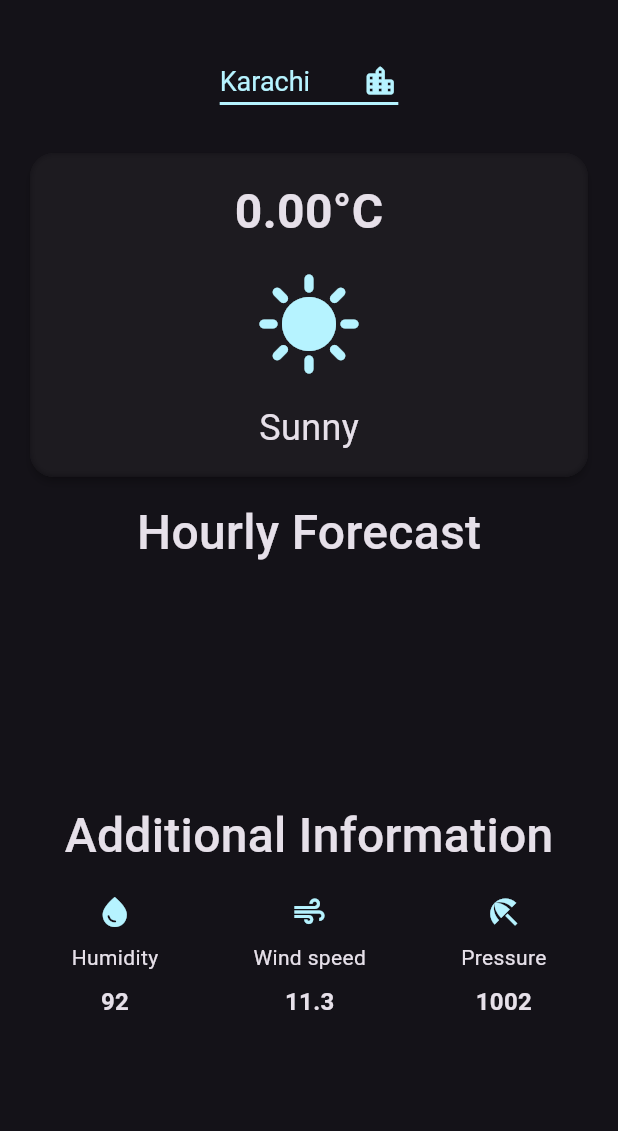
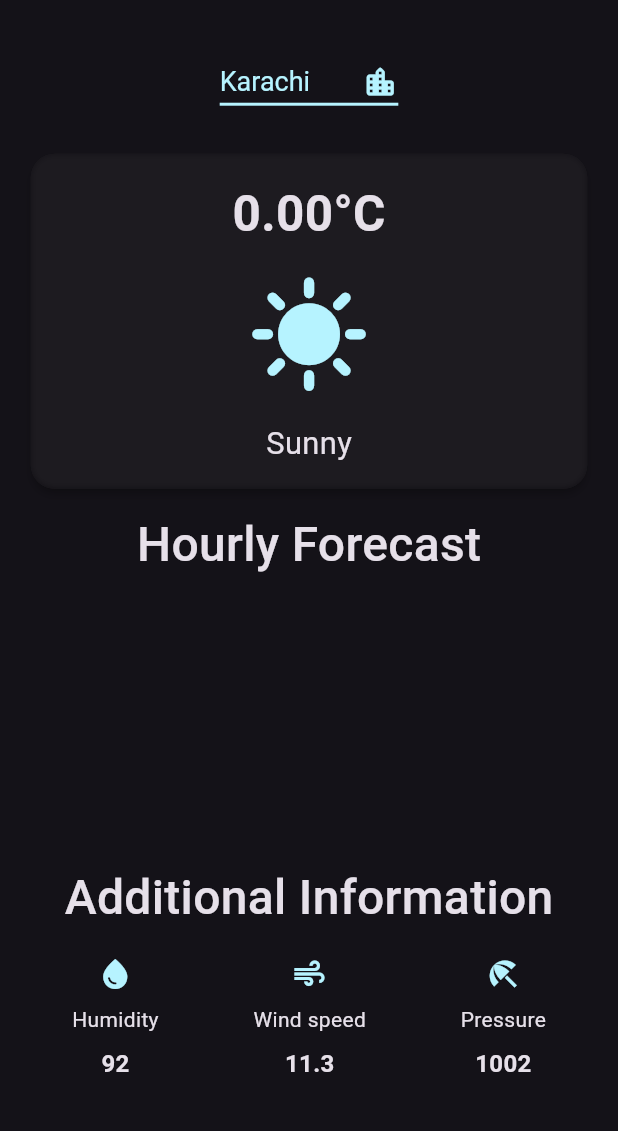
Before and after one commit to Zayahan-Hasan-Shah/weather-app-flutter, a Flutter app: the screen it shows after launch, on a phone screen of 412 x 824 dp, the part 63-1194 px from its top. Run offline on Flutter 3.47's test engine with Material 3 defaults, Android fonts, the phone set to English and light mode, and no system bars; network calls fail.

Commit message:
make it responsive

```diff
--- a/lib/weather_screen.dart
+++ b/lib/weather_screen.dart
@@ -89,14 +89,19 @@ class _WeatherScreenState extends State<WeatherScreen> {
           ),
         ],
       ),
-      body: Padding(
-        padding: const EdgeInsets.all(16.0),
+      body: LayoutBuilder(
+        builder: (context, constraints) {
+          final screenHeight = constraints.maxHeight;
+          final screenWidth = constraints.maxWidth;
+
+          return SingleChildScrollView(
+            child: Padding(
+              padding: EdgeInsets.all(screenWidth * 0.04), // Responsive padding
               child: Column(
                 crossAxisAlignment: CrossAxisAlignment.start,
                 children: [
                   Center(
-              child: // Dropdown for city selection
-                  CityDropdown(
+                    child: CityDropdown(
                       selectedCity: selectedCity,
                       cityList: cityList,
                       onCityChanged: (String? newCity) {
@@ -127,31 +132,37 @@ class _WeatherScreenState extends State<WeatherScreen> {
                               child: BackdropFilter(
                                 filter: ImageFilter.blur(sigmaX: 2, sigmaY: 2),
                                 child: Padding(
-                            padding: const EdgeInsets.all(16.0),
+                                  padding: EdgeInsets.all(
+                                      screenWidth * 0.04), // Dynamic padding
                                   child: Column(
                                     children: [
                                       Text(
                                         '${temp.toStringAsFixed(2)}°C',
-                                  style: const TextStyle(
-                                    fontSize: 32,
+                                        style: TextStyle(
+                                          fontSize: screenWidth *
+                                              0.08, // Dynamic font size
                                           fontWeight: FontWeight.bold,
                                         ),
                                       ),
                                       const SizedBox(height: 16),
                                       Icon(
-                                  currentSky == 'Clouds' || currentSky == 'Rain'
+                                        currentSky == 'Clouds' ||
+                                                currentSky == 'Rain'
                                             ? Icons.cloud
                                             : Icons.sunny,
-                                  size: 72,
-                                  color: const Color.fromRGBO(182, 243, 255, 1),
+                                        size: screenWidth *
+                                            0.2, // Dynamic icon size
+                                        color: const Color.fromRGBO(
+                                            182, 243, 255, 1),
                                       ),
                                       const SizedBox(height: 16),
                                       Text(
                                         currentSky,
-                                  style: const TextStyle(
-                                    fontSize: 24,
+                                        style: TextStyle(
+                                          fontSize: screenWidth *
+                                              0.05, // Dynamic font size
                                         ),
-                                )
+                                      ),
                                     ],
                                   ),
                                 ),
@@ -161,7 +172,6 @@ class _WeatherScreenState extends State<WeatherScreen> {
                         ),
                   const SizedBox(height: 10),
                   const Center(
-
                     child: Text(
                       'Hourly Forecast',
                       style: TextStyle(
@@ -172,11 +182,20 @@ class _WeatherScreenState extends State<WeatherScreen> {
                     ),
                   ),
                   const SizedBox(height: 16),
-            SizedBox(
-              height: 120,
+                  // Center the hourly forecast data for larger devices
+                  Center(
+                    child: Container(
+                      width: screenWidth > 600
+                          ? 700
+                          : screenWidth * 0.9, // Responsive width
+                      height: screenHeight > 600
+                          ? screenHeight * 0.2
+                          : screenHeight *
+                              0.15, // Responsive height for smaller devices
                       child: ListView.builder(
                         scrollDirection: Axis.horizontal,
-                itemCount: hourlyData.length > 5 ? 5 : hourlyData.length,
+                        itemCount:
+                            hourlyData.length > 5 ? 5 : hourlyData.length,
                         itemBuilder: (context, index) {
                           final hrForecast = hourlyData[index];
                           final hrSky = hrForecast['weather'] != null &&
@@ -184,15 +203,23 @@ class _WeatherScreenState extends State<WeatherScreen> {
                               ? hrForecast['weather'][0]['main']
                               : 'Unknown';
                           final hrTime = DateTime.parse(hrForecast['dt_txt']);
-                  final hrTemp = ((hrForecast['main']['temp'] - 273.15).toStringAsFixed(2) + ' °C');
-                  return HourlyForecastItem(
+                          final hrTemp = ((hrForecast['main']['temp'] - 273.15)
+                                  .toStringAsFixed(2) +
+                              ' °C');
+                          return Padding(
+                            padding: EdgeInsets.symmetric(
+                                horizontal:
+                                    screenWidth * 0.02), // Dynamic padding
+                            child: HourlyForecastItem(
                               icon: hrSky == 'Clouds' || hrSky == 'Rain'
                                   ? Icons.cloud
                                   : Icons.sunny,
                               time: DateFormat.Hm().format(hrTime),
                               temp: hrTemp,
+                            ),
                           );
                         },
+                      ),
                     ),
                   ),
                   const SizedBox(height: 20),
@@ -207,7 +234,8 @@ class _WeatherScreenState extends State<WeatherScreen> {
                     ),
                   ),
                   const SizedBox(height: 16),
-            Row(
+                  screenHeight > 600
+                      ? Row(
                           mainAxisAlignment: MainAxisAlignment.spaceAround,
                           children: [
                             AdditionalInfoItem(
@@ -226,10 +254,34 @@ class _WeatherScreenState extends State<WeatherScreen> {
                               value: currentPressure.toString(),
                             ),
                           ],
+                        )
+                      : Column(
+                          children: [
+                            AdditionalInfoItem(
+                              icon: Icons.water_drop,
+                              label: 'Humidity',
+                              value: currentHumidity.toString(),
+                            ),
+                            const SizedBox(height: 10),
+                            AdditionalInfoItem(
+                              icon: Icons.air_sharp,
+                              label: 'Wind speed',
+                              value: currentWindSpeed.toString(),
+                            ),
+                            const SizedBox(height: 10),
+                            AdditionalInfoItem(
+                              icon: Icons.beach_access_sharp,
+                              label: 'Pressure',
+                              value: currentPressure.toString(),
+                            ),
+                          ],
                         ),
                 ],
               ),
             ),
           );
+        },
+      ),
+    );
   }
 }
```
Lines whose indentation alone changed are shown as unchanged.
